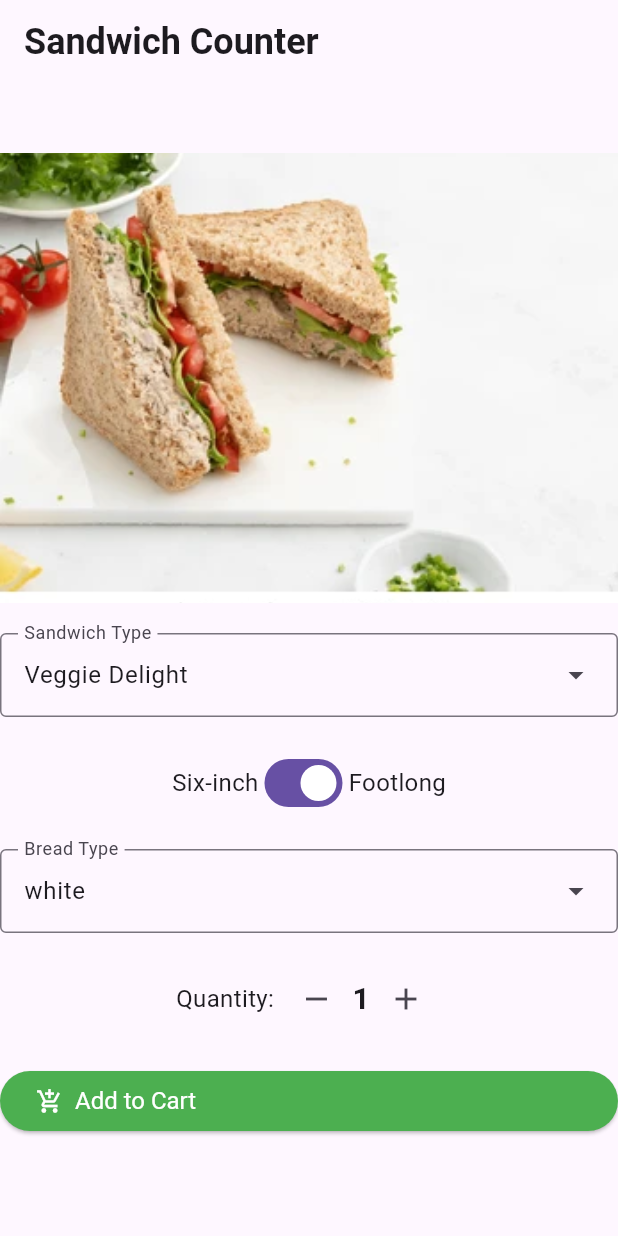
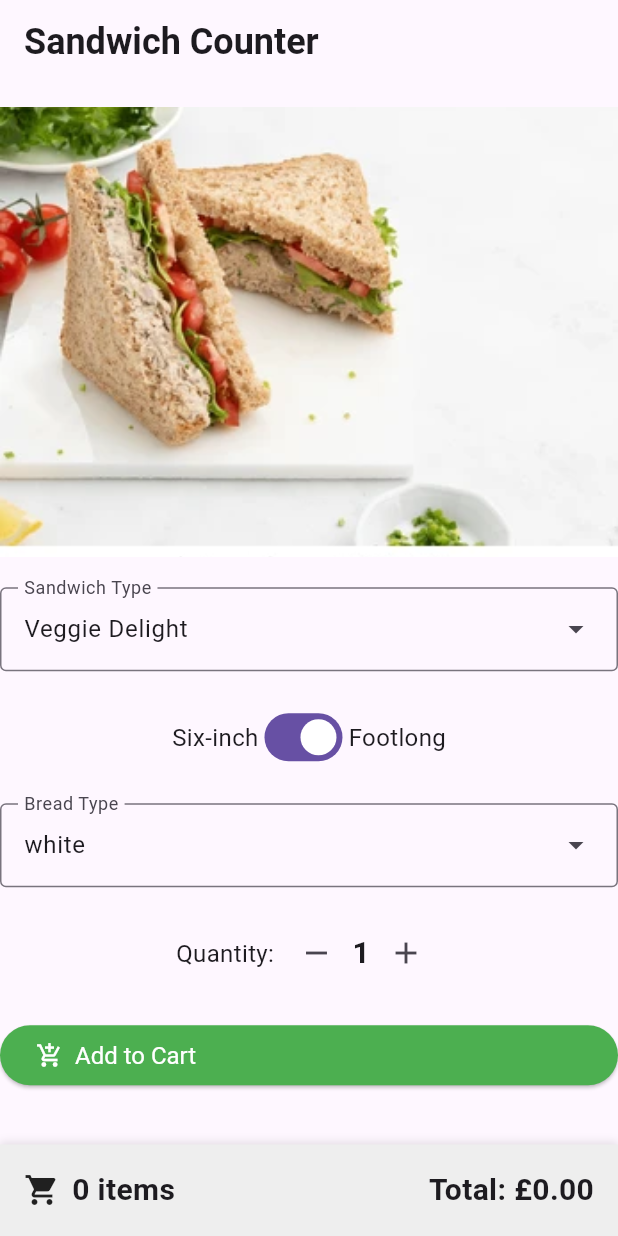
Before and after one commit to llyod102/sandwich_shop-5, a Flutter app: the screen it shows after launch, on a phone screen of 412 x 824 dp. Run offline on Flutter 3.47's test engine with Material 3 defaults, Android fonts, the phone set to English and light mode, and no system bars.

Commit message:
Added permamnet cart to see total

```diff
--- a/sandwich_shop-5/lib/main.dart
+++ b/sandwich_shop-5/lib/main.dart
@@ -264,6 +264,38 @@ class _OrderScreenState extends State<OrderScreen> {
           ),
         ),
       ),
+      bottomNavigationBar: Container(
+        padding: const EdgeInsets.all(16),
+        decoration: BoxDecoration(
+          color: Colors.grey[200],
+          boxShadow: [
+            BoxShadow(
+              color: Colors.black.withOpacity(0.1),
+              blurRadius: 4,
+              offset: const Offset(0, -2),
+            ),
+          ],
+        ),
+        child: Row(
+          mainAxisAlignment: MainAxisAlignment.spaceBetween,
+          children: [
+            Row(
+              children: [
+                const Icon(Icons.shopping_cart, size: 24),
+                const SizedBox(width: 8),
+                Text(
+                  '${_cart.totalItems} item${_cart.totalItems == 1 ? '' : 's'}',
+                  style: heading2,
+                ),
+              ],
+            ),
+            Text(
+              'Total: £${_cart.totalPrice.toStringAsFixed(2)}',
+              style: heading2,
+            ),
+          ],
+        ),
+      ),
     );
   }
 }
```
Also changed, not shown: 1 other file.
